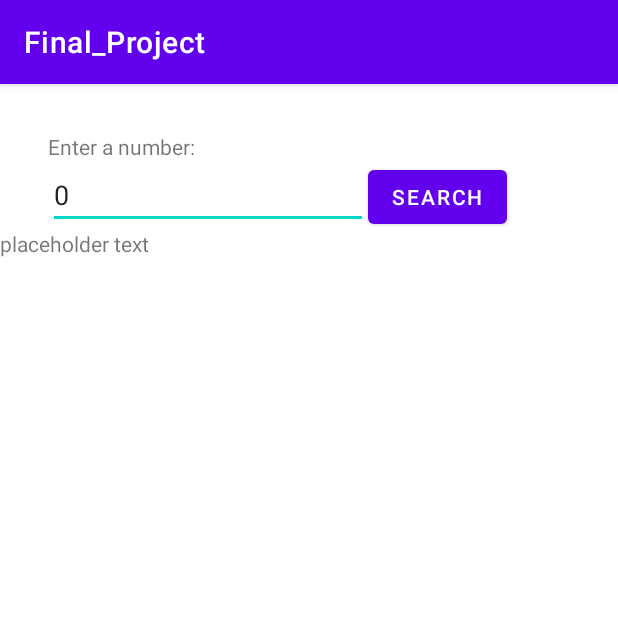
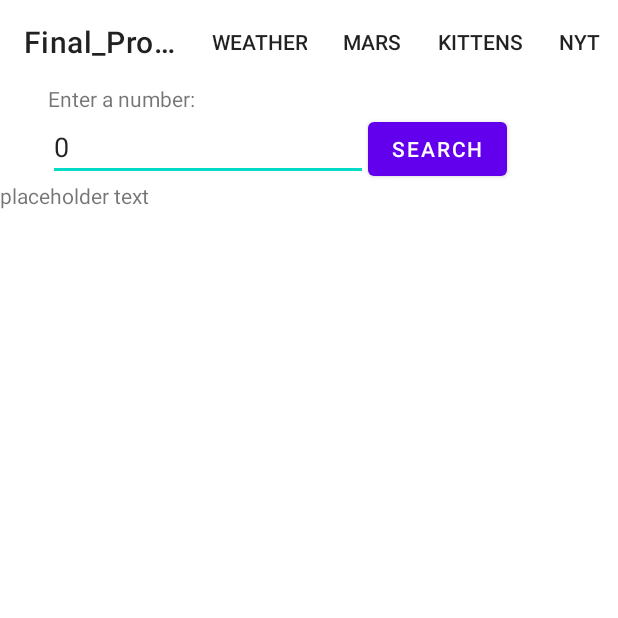
Before and after one commit to PlanetaryMarlin/Final_Project, an Android app: the MarsActivity screen opened directly, with no data from a screen before it, after a tap on "SEARCH", on a phone screen of 412 x 824 dp, the top half of it. Run offline under Robolectric (Android 15) with nearby library versions, the phone set to English and light mode, and no system bars.

Commit message:
Added toolbar

```diff
--- a/app/src/main/res/layout/activity_mars.xml
+++ b/app/src/main/res/layout/activity_mars.xml
@@ -21,10 +21,9 @@
         android:layout_width="wrap_content"
         android:layout_height="wrap_content"
         android:layout_marginStart="32dp"
-        android:layout_marginTop="32dp"
         android:text="Enter a number:"
         app:layout_constraintStart_toStartOf="parent"
-        app:layout_constraintTop_toTopOf="parent" />
+        app:layout_constraintTop_toBottomOf="@+id/toolbar" />
 
     <Button
         android:id="@+id/searchButton"
@@ -42,4 +41,13 @@
         app:layout_constraintEnd_toEndOf="parent"
         app:layout_constraintStart_toStartOf="parent"
         app:layout_constraintTop_toBottomOf="@+id/editTextDateNumber" />
+
+    <androidx.appcompat.widget.Toolbar
+        android:id="@+id/toolbar"
+        android:layout_width="match_parent"
+        android:layout_height="wrap_content"
+
+        app:layout_constraintEnd_toEndOf="parent"
+        app:layout_constraintStart_toStartOf="parent"
+        app:layout_constraintTop_toTopOf="parent" />
 </androidx.constraintlayout.widget.ConstraintLayout>
--- /dev/null
+++ b/app/src/main/res/menu/menu.xml
@@ -0,0 +1,21 @@
+<?xml version="1.0" encoding="utf-8"?>
+<menu xmlns:app="http://schemas.android.com/apk/res-auto"
+    xmlns:android="http://schemas.android.com/apk/res/android">
+
+    <item
+        android:id="@+id/weatherItem"
+        android:title="Weather"
+        app:showAsAction="always" />
+    <item
+        android:id="@+id/marsItem"
+        android:title="Mars"
+        app:showAsAction="always" />
+    <item
+        android:id="@+id/kittensItem"
+        android:title="KIttens"
+        app:showAsAction="always" />
+    <item
+        android:id="@+id/NYItem"
+        android:title="NYT"
+        app:showAsAction="always" />
+</menu>
--- a/app/src/main/res/values/themes.xml
+++ b/app/src/main/res/values/themes.xml
@@ -12,5 +12,7 @@
         <!-- Status bar color. -->
         <item name="android:statusBarColor">?attr/colorPrimaryVariant</item>
         <!-- Customize your theme here. -->
+        <item name="windowActionBar">false</item>
+        <item name="windowNoTitle">true</item>
     </style>
 </resources>
```
Also changed, not shown: app/src/main/java/com/example/final_project/MarsActivity.java (+35 -1 lines).
